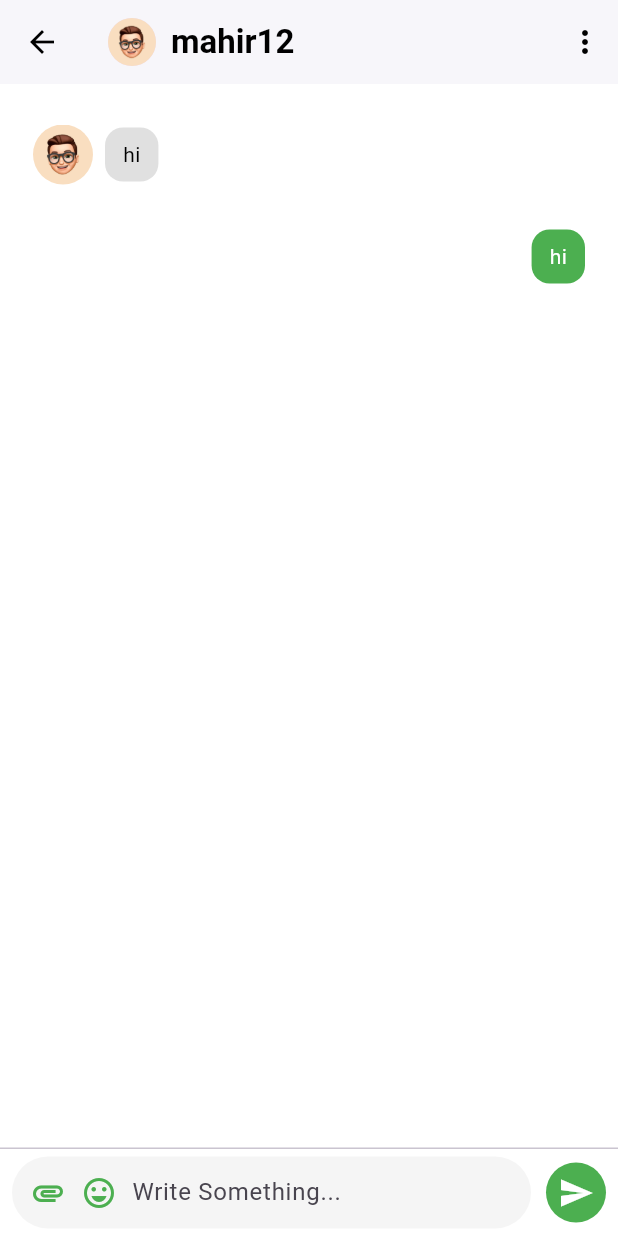
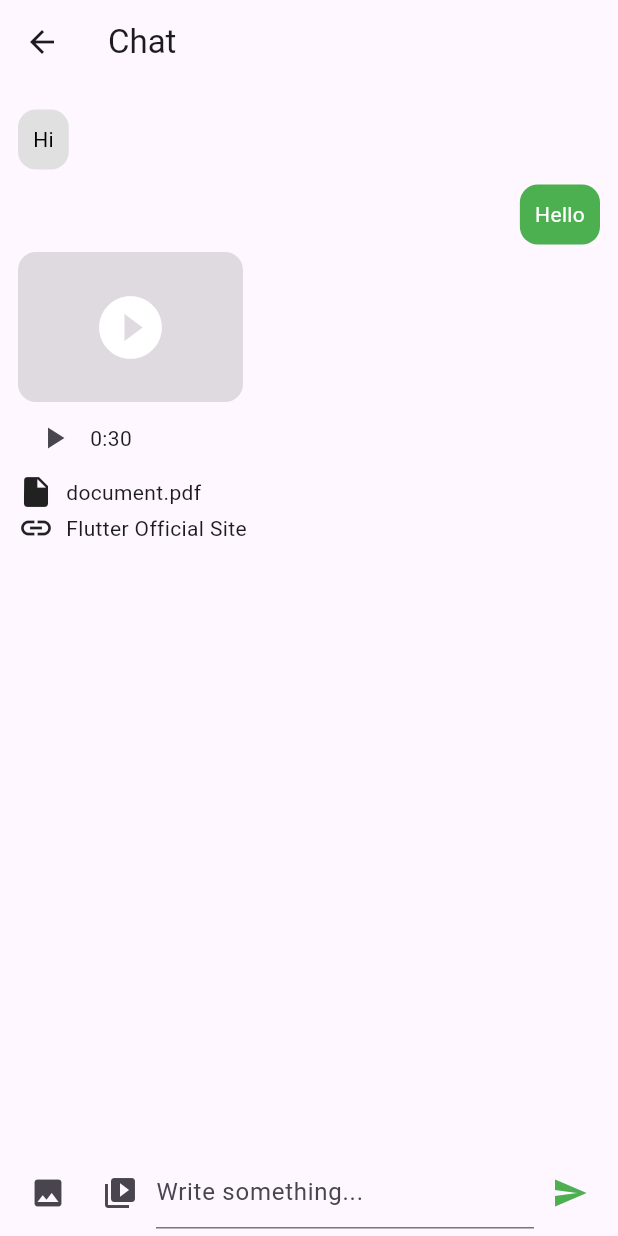
Before and after one commit to dev-mahir/ummahface, a Flutter app: the ChatScreen screen opened directly, after a tap on the "send" icon, on a phone screen of 412 x 824 dp. Run offline on Flutter 3.47's test engine with Material 3 defaults, Android fonts, the phone set to English and light mode, and no system bars; our stand-ins replace audioplayers, chewie, image_picker, video_player.

```diff
--- /dev/null
+++ b/lib/constants/chat.dart
@@ -0,0 +1,67 @@
+List<Map<String, dynamic>> chat = [
+  {"type": "text", "text": "Hi", "isSent": false, "time": "12 hrs"},
+  {"type": "text", "text": "Hello", "isSent": true, "time": "12 hrs"},
+  {"type": "text", "text": "How are you?", "isSent": false, "time": "1s"},
+  {"type": "text", "text": "I am fine.", "isSent": true, "time": "1s"},
+  {
+    "type": "image",
+    "imageUrl": "https://example.com/image.jpg",
+    "isSent": true,
+    "time": "2m",
+  },
+
+  {
+    "type": "video",
+    "videoUrl": "assets/videos/chat.mp4",
+    "thumbnail": "https://example.com/video_thumbnail.jpg",
+    "isSent": false,
+    "time": "5m",
+  },
+
+  {
+    "type": "audio",
+    "audioUrl": "https://example.com/audio.mp3",
+    "duration": "0:30",
+    "isSent": true,
+    "time": "10m",
+  },
+  {
+    "type": "file",
+    "fileName": "document.pdf",
+    "fileUrl": "https://example.com/document.pdf",
+    "fileSize": "2MB",
+    "isSent": false,
+    "time": "15m",
+  },
+  {
+    "type": "link",
+    "link": "https://flutter.dev",
+    "title": "Flutter Official Site",
+    "description": "Flutter is an open-source UI toolkit by Google.",
+    "thumbnail": "https://example.com/flutter_thumbnail.jpg",
+    "isSent": true,
+    "time": "20m",
+  },
+  {
+    "type": "location",
+    "latitude": 37.7749,
+    "longitude": -122.4194,
+    "locationName": "San Francisco, CA",
+    "isSent": false,
+    "time": "25m",
+  },
+  {
+    "type": "sticker",
+    "stickerUrl": "https://example.com/sticker.png",
+    "isSent": true,
+    "time": "30m",
+  },
+  {
+    "type": "reply",
+    "replyTo": {"type": "text", "text": "How are you?", "isSent": false},
+    "text": "I am good, thanks!",
+    "isSent": true,
+    "time": "35m",
+  },
+  {"type": "deleted", "isSent": false, "time": "40m"},
+];
--- a/lib/constants/constants.dart
+++ b/lib/constants/constants.dart
@@ -2,6 +2,7 @@ import 'package:flutter/material.dart';
 import 'package:ummahface/screens/feed.dart';
 import 'package:ummahface/screens/find-friends.dart';
 import 'package:ummahface/screens/message.dart';
+import 'package:ummahface/screens/profile.dart';
 import 'package:ummahface/screens/saved_post.dart';
 import 'package:ummahface/screens/video.dart';
 
@@ -11,18 +12,19 @@ final List<Map<String, dynamic>> appBarItems = [
   {'icon': Icon(Icons.home_outlined), 'widget': Feed()},
   {'icon': Icon(Icons.person_add_alt_1_outlined), 'widget': FindFriends()},
   {'icon': Icon(Icons.chat_bubble_outline), 'widget': Message()},
-  {'icon': Icon(Icons.videocam_outlined), 'widget': const Video()},
+  {'icon': Icon(Icons.videocam_outlined), 'widget': const VideoScreen()},
   {'icon': Icon(Icons.search), 'widget': Feed()},
   {'icon': Icon(Icons.notifications_none), 'widget': Feed()},
 ];
 
 // drawer list items
 final List<Map<String, dynamic>> drawerItems = [
+  {'icon': Icons.hourglass_empty_outlined, 'title': 'Profile', 'widget': Profile()},
   {'icon': Icons.home, 'title': 'News Feed', 'widget': Feed()},
   {
     'icon': Icons.video_camera_back_outlined,
     'title': 'Video',
-    'widget': Video(),
+    'widget': VideoScreen(),
   },
   {'icon': Icons.home, 'title': 'Saved Posts', 'widget': SavedPost()},
   {'icon': Icons.chat_bubble_outline, 'title': 'Messages', 'widget': Message()},
--- a/lib/screens/chat.dart
+++ b/lib/screens/chat.dart
@@ -1,5 +1,45 @@
 import 'package:flutter/material.dart';
-import 'package:ummahface/widgets/CustomCircleAvatar.dart';
+import 'package:video_player/video_player.dart';
+import 'package:image_picker/image_picker.dart';
+import 'dart:io';
+import 'package:audioplayers/audioplayers.dart';
+import 'package:url_launcher/url_launcher.dart';
+
+List<Map<String, dynamic>> chat = [
+  {"type": "text", "text": "Hi", "isSent": false, "time": "12 hrs"},
+  {"type": "text", "text": "Hello", "isSent": true, "time": "12 hrs"},
+  {
+    "type": "video",
+    "videoUrl": "assets/videos/chat.mp4",
+    "thumbnail": "https://example.com/video_thumbnail.jpg",
+    "isSent": false,
+    "time": "5m",
+  },
+  {
+    "type": "audio",
+    "audioUrl": "https://example.com/audio.mp3",
+    "duration": "0:30",
+    "isSent": true,
+    "time": "10m",
+  },
+  {
+    "type": "file",
+    "fileName": "document.pdf",
+    "fileUrl": "https://example.com/document.pdf",
+    "fileSize": "2MB",
+    "isSent": false,
+    "time": "15m",
+  },
+  {
+    "type": "link",
+    "link": "https://flutter.dev",
+    "title": "Flutter Official Site",
+    "description": "Flutter is an open-source UI toolkit by Google.",
+    "thumbnail": "https://example.com/flutter_thumbnail.jpg",
+    "isSent": true,
+    "time": "20m",
+  },
+];
 
 class ChatScreen extends StatefulWidget {
   @override
@@ -8,163 +48,227 @@ class ChatScreen extends StatefulWidget {
 
 class _ChatScreenState extends State<ChatScreen> {
   final TextEditingController _messageController = TextEditingController();
-  List<Map<String, dynamic>> messages = [
-    {"text": "hi", "isSent": false, "time": "12 hrs"},
-    {"text": "hi", "isSent": true, "time": "12 hrs"},
-  ];
+  final ImagePicker _picker = ImagePicker();
 
-  void sendMessage() {
-    if (_messageController.text.trim().isNotEmpty) {
-      setState(() {
-        messages.add({
-          "text": _messageController.text,
+  void _sendMessage({String? text}) {
+    if (text != null && text.trim().isNotEmpty) {
+      chat.add({
+        "type": "text",
+        "text": text,
         "isSent": true,
         "time": "Just now",
       });
+      setState(() {});
+    }
+    _messageController.clear();
+  }
+
+  void _pickImage() async {
+    final pickedFile = await _picker.pickImage(source: ImageSource.gallery);
+    if (pickedFile != null) {
+      chat.add({
+        "type": "image",
+        "imageUrl": pickedFile.path,
+        "isSent": true,
+        "time": "Now",
       });
-      _messageController.clear();
+      setState(() {});
+    }
+  }
+
+  void _pickVideo() async {
+    final pickedFile = await _picker.pickVideo(source: ImageSource.gallery);
+    if (pickedFile != null) {
+      chat.add({
+        "type": "video",
+        "videoUrl": pickedFile.path,
+        "isSent": true,
+        "time": "Now",
+      });
+      setState(() {});
     }
   }
 
   @override
   Widget build(BuildContext context) {
     return Scaffold(
-      backgroundColor: Colors.white,
-      appBar: AppBar(
-        backgroundColor: Colors.white,
-        elevation: 1,
-        leading: IconButton(
-          icon: Icon(Icons.arrow_back, color: Colors.black),
-          onPressed: () => Navigator.pop(context),
-        ),
-        title: Row(
-          children: [
-            CircleAvatar(
-              backgroundImage: AssetImage('images/avatar.png'),
-              radius: 16,
-            ),
-            SizedBox(width: 10),
-            Text(
-              "mahir12",
-              style: TextStyle(
-                color: Colors.black,
-                fontWeight: FontWeight.w600,
-              ),
-            ),
-          ],
-        ),
-        actions: [
-          Icon(Icons.more_vert, color: Colors.black),
-          SizedBox(width: 10),
-        ],
-      ),
+      appBar: AppBar(title: Text("Chat")),
       body: Column(
         children: [
           Expanded(
             child: ListView.builder(
               padding: EdgeInsets.all(12),
-              itemCount: messages.length,
+              itemCount: chat.length,
               itemBuilder: (context, index) {
-                final msg = messages[index];
+                final msg = chat[index];
                 return Align(
                   alignment:
                       msg['isSent']
                           ? Alignment.centerRight
                           : Alignment.centerLeft,
-                  child: Container(
-                    margin: EdgeInsets.symmetric(vertical: 5),
-                    padding: EdgeInsets.all(10),
-                    decoration: BoxDecoration(
-                      borderRadius: BorderRadius.circular(15),
-                    ),
-                    child: Row(
-                      mainAxisAlignment:
-                          msg['isSent']
-                              ? MainAxisAlignment.end
-                              : MainAxisAlignment.start,
-                      children: [
-                        if (!msg['isSent']) // Show avatar only for received messages
-                          CustomCircleAvatar(
-                            size: 40,
-                            borderRadius: 50,
-                            imagePath: 'images/avatar.png',
-                          ),
-                        SizedBox(width: 8), // Space between avatar & text
-                        Container(
-                          padding: EdgeInsets.symmetric(
-                            vertical: 8,
-                            horizontal: 12,
-                          ),
-                          decoration: BoxDecoration(
-                            color:
-                                msg['isSent']
-                                    ? Colors.green
-                                    : Colors
-                                        .grey[300], // Different colors for sent & received messages
-                            borderRadius: BorderRadius.circular(12),
-                          ),
-                          child: Text(
-                            msg['text'],
-                            style: TextStyle(
-                              color:
-                                  msg['isSent'] ? Colors.white : Colors.black,
-                            ),
-                          ),
-                        ),
-                      ],
-                    ),
-                  ),
+                  child: _buildChatBubble(msg),
                 );
               },
             ),
           ),
-          Divider(height: 1),
-          Padding(
+          _buildMessageInput(),
+        ],
+      ),
+    );
+  }
+
+  Widget _buildChatBubble(Map<String, dynamic> msg) {
+    switch (msg['type']) {
+      case "text":
+        return _buildTextMessage(msg['text'], msg['isSent']);
+      case "image":
+        return _buildImageMessage(msg['imageUrl']);
+      case "video":
+        return _buildVideoMessage(msg);
+      case "audio":
+        return _buildAudioMessage(msg['audioUrl'], msg['duration']);
+      case "file":
+        return _buildFileMessage(msg);
+      case "link":
+        return _buildLinkMessage(msg);
+      default:
+        return SizedBox.shrink();
+    }
+  }
+
+  Widget _buildTextMessage(String text, bool isSent) {
+    return Container(
+      margin: EdgeInsets.symmetric(vertical: 5),
+      padding: EdgeInsets.all(10),
+      decoration: BoxDecoration(
+        color: isSent ? Colors.green : Colors.grey[300],
+        borderRadius: BorderRadius.circular(12),
+      ),
+      child: Text(
+        text,
+        style: TextStyle(color: isSent ? Colors.white : Colors.black),
+      ),
+    );
+  }
+
+  Widget _buildImageMessage(String imageUrl) {
+    return ClipRRect(
+      borderRadius: BorderRadius.circular(12),
+      child: Image.file(File(imageUrl), width: 150),
+    );
+  }
+
+  Widget _buildVideoMessage(Map<String, dynamic> msg) {
+    return GestureDetector(
+      onTap:
+          () => Navigator.push(
+            context,
+            MaterialPageRoute(
+              builder:
+                  (context) => VideoPlayerScreen(videoUrl: msg['videoUrl']),
+            ),
+          ),
+      child: ClipRRect(
+        borderRadius: BorderRadius.circular(12),
+        child: Container(
+          color: Colors.black12,
+          width: 150,
+          height: 100,
+          child: Icon(Icons.play_circle_fill, size: 50, color: Colors.white),
+        ),
+      ),
+    );
+  }
+
+  Widget _buildAudioMessage(String audioUrl, String duration) {
+    return Row(
+      children: [
+        IconButton(
+          icon: Icon(Icons.play_arrow),
+          onPressed: () => AudioPlayer().play(UrlSource(audioUrl)),
+        ),
+        Text(duration),
+      ],
+    );
+  }
+
+  Widget _buildFileMessage(Map<String, dynamic> msg) {
+    return GestureDetector(
+      onTap: () => launchUrl(Uri.parse(msg['fileUrl'])),
+      child: Row(
+        children: [
+          Icon(Icons.insert_drive_file),
+          SizedBox(width: 8),
+          Text(msg['fileName']),
+        ],
+      ),
+    );
+  }
+
+  Widget _buildLinkMessage(Map<String, dynamic> msg) {
+    return GestureDetector(
+      onTap: () => launchUrl(Uri.parse(msg['link'])),
+      child: Row(
+        children: [Icon(Icons.link), SizedBox(width: 8), Text(msg['title'])],
+      ),
+    );
+  }
+
+  Widget _buildMessageInput() {
+    return Padding(
       padding: EdgeInsets.symmetric(horizontal: 8, vertical: 5),
       child: Row(
         children: [
-                Expanded(
-                  child: Container(
-                    padding: EdgeInsets.symmetric(horizontal: 12),
-                    decoration: BoxDecoration(
-                      color: Colors.grey[100],
-                      borderRadius: BorderRadius.circular(25),
-                    ),
-                    child: Row(
-                      children: [
-                        Icon(Icons.attachment, color: Colors.green),
-                        SizedBox(width: 10),
-                        Icon(
-                          Icons.emoji_emotions_outlined,
-                          color: Colors.green,
-                        ),
-                        SizedBox(width: 10),
+          IconButton(icon: Icon(Icons.photo), onPressed: _pickImage),
+          IconButton(icon: Icon(Icons.video_library), onPressed: _pickVideo),
           Expanded(
             child: TextField(
               controller: _messageController,
-                            decoration: InputDecoration(
-                              hintText: "Write Something...",
-                              border: InputBorder.none,
+              decoration: InputDecoration(hintText: "Write something..."),
             ),
           ),
-                        ),
-                      ],
-                    ),
-                  ),
-                ),
-                SizedBox(width: 10),
-                GestureDetector(
-                  onTap: sendMessage,
-                  child: CircleAvatar(
-                    backgroundColor: Colors.green,
-                    child: Icon(Icons.send, color: Colors.white),
-                  ),
-                ),
-              ],
-            ),
+          IconButton(
+            icon: Icon(Icons.send, color: Colors.green),
+            onPressed: () => _sendMessage(text: _messageController.text),
           ),
         ],
       ),
     );
   }
 }
+
+class VideoPlayerScreen extends StatefulWidget {
+  final String videoUrl;
+  VideoPlayerScreen({required this.videoUrl});
+
+  @override
+  _VideoPlayerScreenState createState() => _VideoPlayerScreenState();
+}
+
+class _VideoPlayerScreenState extends State<VideoPlayerScreen> {
+  late VideoPlayerController _videoController;
+
+  @override
+  void initState() {
+    super.initState();
+    _videoController =
+        widget.videoUrl.startsWith('assets/')
+            ? VideoPlayerController.asset(widget.videoUrl)
+            : VideoPlayerController.file(File(widget.videoUrl));
+    _videoController.initialize().then((_) {
+      setState(() {});
+      _videoController.play();
+    });
+  }
+
+  @override
+  void dispose() {
+    _videoController.dispose();
+    super.dispose();
+  }
+
+  @override
+  Widget build(BuildContext context) {
+    return Scaffold(body: Center(child: VideoPlayer(_videoController)));
+  }
+}
--- a/lib/screens/profile.dart
+++ b/lib/screens/profile.dart
@@ -12,6 +12,10 @@ class Profile extends StatefulWidget {
 class _ProfileState extends State<Profile> {
   @override
   Widget build(BuildContext context) {
-    return MainLayout(child: Center(child: PostWriteCard()));
+    return MainLayout(
+      child: Center(child: PostWriteCard())
+
+
+      );
   }
 }
```
Also changed, not shown: lib/screens/video.dart (+46 -5 lines), lib/widgets/post-write-card.dart (+31 -5 lines), pubspec.yaml (+11 -31 lines), pubspec.lock, 8 other files. Lines whose indentation alone changed are shown as unchanged.
